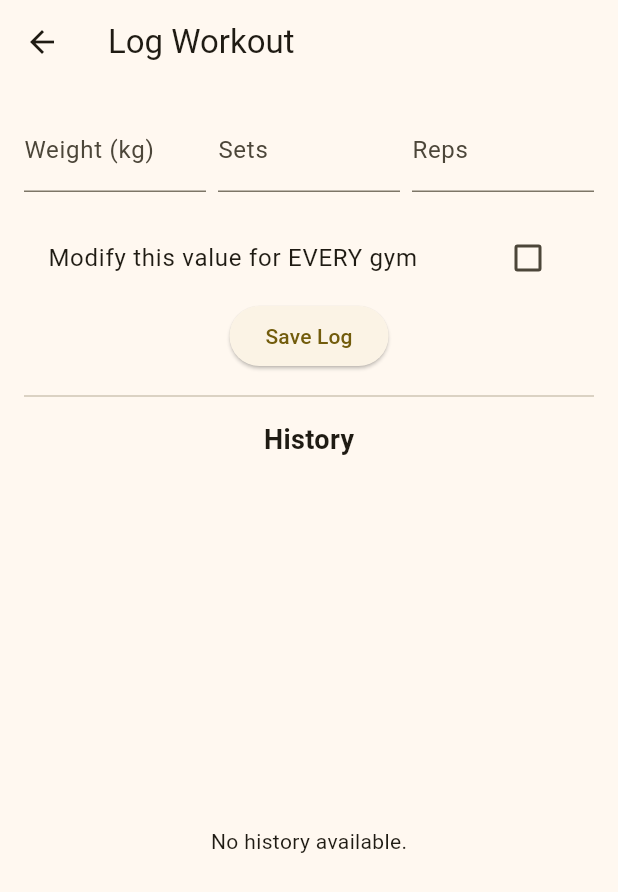
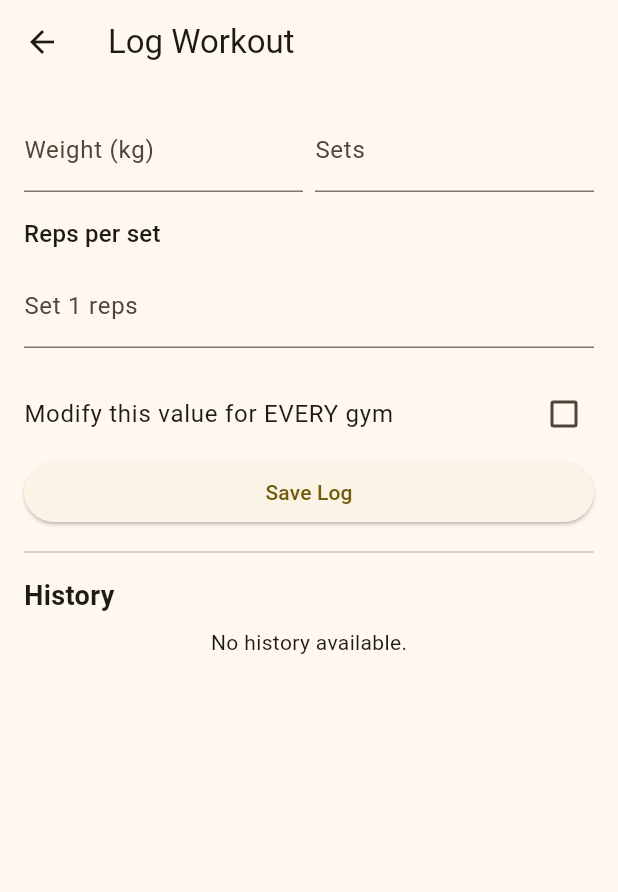
Before and after one commit to OscarIsorez/manysallesapp, a Flutter app: the LogWeightPage screen opened directly with empty values, after a tap on "Save Log", on a phone screen of 412 x 824 dp. Shown: the top 892 px of the screen. Run offline on Flutter 3.47's test engine with Material 3 defaults, Android fonts, the phone set to English and light mode, and no system bars; our stand-ins replace equatable, flutter_bloc, fpdart, get_it, go_router, hive and 1 more; accounts and stored records are empty.

Commit message:
Refactor WeightLog to use List<int> for reps and update related components for dynamic rep input handling

```diff
--- a/lib/features/gym_tracking/domain/entities/weight_log.dart
+++ b/lib/features/gym_tracking/domain/entities/weight_log.dart
@@ -16,7 +16,7 @@ class WeightLog extends Equatable {
   @HiveField(4)
   final int sets;
   @HiveField(5)
-  final int reps;
+  final List<int> reps;
   @HiveField(6)
   final DateTime date;
 
@@ -39,7 +39,7 @@ class WeightLog extends Equatable {
     String? exerciseId,
     double? weight,
     int? sets,
-    int? reps,
+    List<int>? reps,
     DateTime? date,
   }) {
     return WeightLog(
--- a/lib/features/gym_tracking/presentation/bloc/log/log_bloc.dart
+++ b/lib/features/gym_tracking/presentation/bloc/log/log_bloc.dart
@@ -67,7 +67,7 @@ class LogBloc extends Bloc<LogEvent, LogState> {
     Emitter<LogState> emit,
   ) async {
     emit(LogLoading());
-    final failureOrSuccess = await exportData( NoParams());
+    final failureOrSuccess = await exportData(NoParams());
     failureOrSuccess.fold(
       (failure) => emit(LogError(message: failure.message)),
       (_) => emit(
--- a/lib/features/gym_tracking/presentation/bloc/log/log_event.dart
+++ b/lib/features/gym_tracking/presentation/bloc/log/log_event.dart
@@ -22,7 +22,7 @@ class AddWeightLogEvent extends LogEvent {
   final String exerciseId;
   final double weight;
   final int sets;
-  final int reps;
+  final List<int> reps;
   final bool updateEveryGym;
 
   const AddWeightLogEvent({
--- a/lib/features/gym_tracking/presentation/pages/log_weight_page.dart
+++ b/lib/features/gym_tracking/presentation/pages/log_weight_page.dart
@@ -23,21 +23,63 @@ class LogWeightPage extends StatefulWidget {
 class _LogWeightPageState extends State<LogWeightPage> {
   final TextEditingController _weightController = TextEditingController();
   final TextEditingController _setsController = TextEditingController();
-  final TextEditingController _repsController = TextEditingController();
+  final List<TextEditingController> _repsControllers = [
+    TextEditingController(),
+  ];
   bool _updateEveryGym = false;
 
   @override
   void initState() {
     super.initState();
+    _setsController.addListener(_syncRepsFields);
     context.read<LogBloc>().add(
       GetLogsEvent(gymId: widget.gymId, exerciseId: widget.exerciseId),
     );
   }
 
+  @override
+  void dispose() {
+    _weightController.dispose();
+    _setsController.removeListener(_syncRepsFields);
+    _setsController.dispose();
+    for (final controller in _repsControllers) {
+      controller.dispose();
+    }
+    super.dispose();
+  }
+
+  void _syncRepsFields() {
+    final targetSets = int.tryParse(_setsController.text);
+    if (targetSets == null ||
+        targetSets < 1 ||
+        targetSets == _repsControllers.length) {
+      return;
+    }
+
+    setState(() {
+      _ensureRepControllers(targetSets);
+    });
+  }
+
+  void _ensureRepControllers(int targetSets) {
+    while (_repsControllers.length < targetSets) {
+      _repsControllers.add(TextEditingController());
+    }
+
+    while (_repsControllers.length > targetSets) {
+      _repsControllers.removeLast().dispose();
+    }
+  }
+
   void _submitLog() {
     final weight = double.tryParse(_weightController.text) ?? 0.0;
-    final sets = int.tryParse(_setsController.text) ?? 1;
-    final reps = int.tryParse(_repsController.text) ?? 1;
+    final parsedSets = int.tryParse(_setsController.text) ?? 1;
+    final sets = parsedSets < 1 ? 1 : parsedSets;
+    _ensureRepControllers(sets);
+    final reps = List<int>.generate(
+      sets,
+      (index) => int.tryParse(_repsControllers[index].text) ?? 1,
+    );
 
     if (weight > 0) {
       context.read<LogBloc>().add(
@@ -53,7 +95,9 @@ class _LogWeightPageState extends State<LogWeightPage> {
 
       _weightController.clear();
       _setsController.clear();
-      _repsController.clear();
+      for (final controller in _repsControllers) {
+        controller.clear();
+      }
       setState(() => _updateEveryGym = false);
     }
   }
@@ -62,9 +106,11 @@ class _LogWeightPageState extends State<LogWeightPage> {
   Widget build(BuildContext context) {
     return Scaffold(
       appBar: AppBar(title: const Text('Log Workout')),
-      body: Padding(
+      body: SafeArea(
+        child: SingleChildScrollView(
           padding: const EdgeInsets.all(16.0),
           child: Column(
+            crossAxisAlignment: CrossAxisAlignment.stretch,
             children: [
               Row(
                 children: [
@@ -74,7 +120,9 @@ class _LogWeightPageState extends State<LogWeightPage> {
                       keyboardType: const TextInputType.numberWithOptions(
                         decimal: true,
                       ),
-                    decoration: const InputDecoration(labelText: 'Weight (kg)'),
+                      decoration: const InputDecoration(
+                        labelText: 'Weight (kg)',
+                      ),
                     ),
                   ),
                   const SizedBox(width: 8),
@@ -85,18 +133,32 @@ class _LogWeightPageState extends State<LogWeightPage> {
                       decoration: const InputDecoration(labelText: 'Sets'),
                     ),
                   ),
-                const SizedBox(width: 8),
-                Expanded(
-                  child: TextField(
-                    controller: _repsController,
-                    keyboardType: TextInputType.number,
-                    decoration: const InputDecoration(labelText: 'Reps'),
-                  ),
-                ),
                 ],
               ),
               const SizedBox(height: 16),
+              Align(
+                alignment: Alignment.centerLeft,
+                child: Text(
+                  'Reps per set',
+                  style: Theme.of(context).textTheme.titleMedium,
+                ),
+              ),
+              const SizedBox(height: 8),
+              ...List.generate(_repsControllers.length, (index) {
+                return Padding(
+                  padding: const EdgeInsets.only(bottom: 8),
+                  child: TextField(
+                    controller: _repsControllers[index],
+                    keyboardType: TextInputType.number,
+                    decoration: InputDecoration(
+                      labelText: 'Set ${index + 1} reps',
+                    ),
+                  ),
+                );
+              }),
+              const SizedBox(height: 8),
               CheckboxListTile(
+                contentPadding: EdgeInsets.zero,
                 title: const Text('Modify this value for EVERY gym'),
                 value: _updateEveryGym,
                 onChanged: (val) =>
@@ -112,8 +174,7 @@ class _LogWeightPageState extends State<LogWeightPage> {
                 style: TextStyle(fontSize: 18, fontWeight: FontWeight.bold),
               ),
               const SizedBox(height: 8),
-            Expanded(
-              child: BlocBuilder<LogBloc, LogState>(
+              BlocBuilder<LogBloc, LogState>(
                 builder: (context, state) {
                   if (state is LogLoading) {
                     return const Center(child: CircularProgressIndicator());
@@ -124,13 +185,16 @@ class _LogWeightPageState extends State<LogWeightPage> {
                       return const Center(child: Text('No history available.'));
                     }
                     return ListView.builder(
+                      shrinkWrap: true,
+                      physics: const NeverScrollableScrollPhysics(),
                       itemCount: state.logs.length,
                       itemBuilder: (context, index) {
                         final log = state.logs[index];
+                        final repsText = log.reps.join(', ');
                         return Card(
                           child: ListTile(
                             title: Text(
-                              '\${log.weight} kg (${log.sets} x ${log.reps})',
+                              '${log.weight} kg (${log.sets} sets: $repsText)',
                             ),
                             subtitle: Text(
                               DateFormat.yMMMd().add_jm().format(log.date),
@@ -143,8 +207,8 @@ class _LogWeightPageState extends State<LogWeightPage> {
                   return const SizedBox();
                 },
               ),
+            ],
           ),
-          ],
         ),
       ),
     );
```
Also changed, not shown: lib/features/gym_tracking/domain/entities/weight_log.g.dart, 1 other file. Lines whose indentation alone changed are shown as unchanged.
